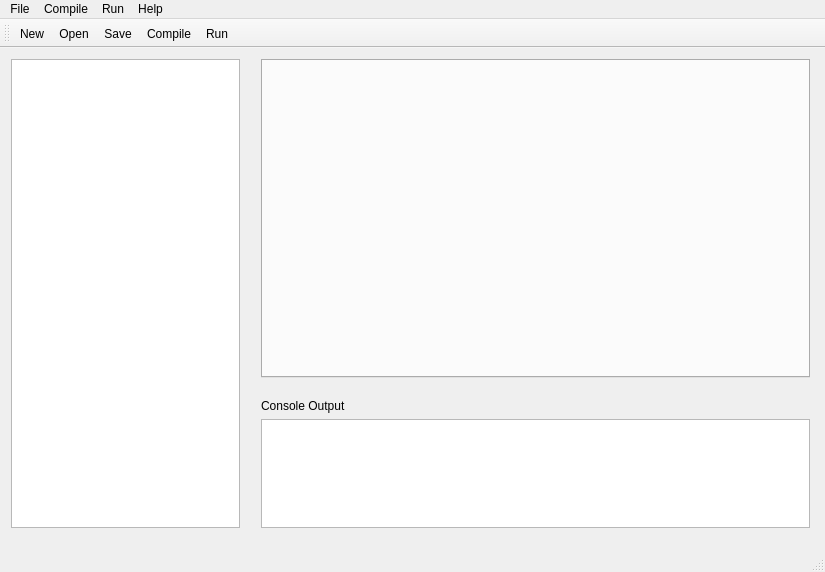
Old version of the form mainwindow.ui in the repository RunheZH/SCAPES.
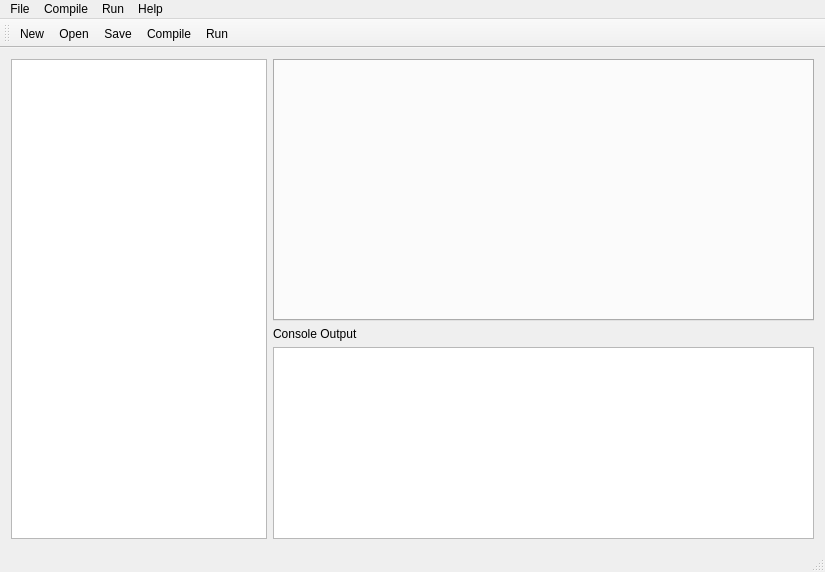
New version of the form.

What changed in the file:
```diff
--- a/mainwindow.ui
+++ b/mainwindow.ui
@@ -14,15 +14,8 @@
    <string>MainWindow</string>
   </property>
   <widget class="QWidget" name="centralWidget">
-   <widget class="QWidget" name="verticalLayoutWidget">
-    <property name="geometry">
-     <rect>
-      <x>250</x>
-      <y>0</y>
-      <width>571</width>
-      <height>341</height>
-     </rect>
-    </property>
+   <layout class="QGridLayout" name="gridLayout">
+    <item row="0" column="1">
     <layout class="QVBoxLayout" name="verticalLayout">
      <item>
       <widget class="QTabWidget" name="tabWidget">
@@ -44,44 +37,49 @@
       </widget>
      </item>
     </layout>
-   </widget>
-   <widget class="QWidget" name="verticalLayoutWidget_2">
-    <property name="geometry">
-     <rect>
-      <x>250</x>
-      <y>340</y>
-      <width>571</width>
-      <height>151</height>
-     </rect>
-    </property>
+    </item>
+    <item row="1" column="1">
     <layout class="QVBoxLayout" name="verticalLayout_2">
      <item>
       <widget class="QLabel" name="label">
+        <property name="sizePolicy">
+         <sizepolicy hsizetype="Preferred" vsizetype="Fixed">
+          <horstretch>0</horstretch>
+          <verstretch>0</verstretch>
+         </sizepolicy>
+        </property>
        <property name="text">
         <string>Console Output</string>
        </property>
       </widget>
      </item>
      <item>
-      <widget class="QTextEdit" name="textEdit"/>
-     </item>
-    </layout>
-   </widget>
-   <widget class="QWidget" name="verticalLayoutWidget_3">
-    <property name="geometry">
-     <rect>
-      <x>0</x>
-      <y>0</y>
-      <width>251</width>
-      <height>491</height>
-     </rect>
-    </property>
+       <widget class="QTextEdit" name="consoleText">
+        <property name="sizePolicy">
+         <sizepolicy hsizetype="Expanding" vsizetype="Fixed">
+          <horstretch>0</horstretch>
+          <verstretch>0</verstretch>
+         </sizepolicy>
+        </property>
+       </widget>
+      </item>
+     </layout>
+    </item>
+    <item row="0" column="0" rowspan="2">
     <layout class="QVBoxLayout" name="verticalLayout_3">
      <item>
-      <widget class="QTreeView" name="dirView"/>
-     </item>
-    </layout>
-   </widget>
+       <widget class="QTreeView" name="dirView">
+        <property name="sizePolicy">
+         <sizepolicy hsizetype="Fixed" vsizetype="Expanding">
+          <horstretch>0</horstretch>
+          <verstretch>0</verstretch>
+         </sizepolicy>
+        </property>
+       </widget>
+      </item>
+     </layout>
+    </item>
+   </layout>
   </widget>
   <widget class="QMenuBar" name="menuBar">
    <property name="geometry">
```
Left out of the diff: 6 changed lines with no effect on the pictures. Lines whose indentation alone changed are shown as unchanged.
